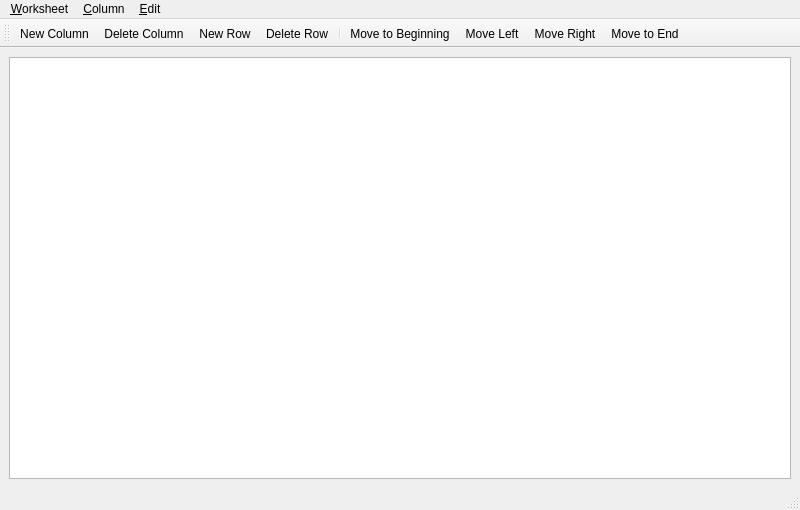
This is branches/split/grafity/resources/worksheet.ui in BackupTheBerlios/grafity-svn as Qt 5 draws it before an edit. The edited form follows.
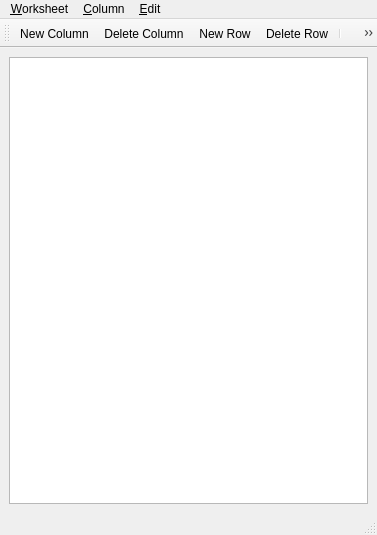
This is the edited form. Icons and pictures are not drawn.

```diff
--- a/branches/split/grafity/resources/worksheet.ui
+++ b/branches/split/grafity/resources/worksheet.ui
@@ -8,8 +8,8 @@
    <rect>
     <x>0</x>
     <y>0</y>
-    <width>800</width>
-    <height>510</height>
+    <width>377</width>
+    <height>535</height>
    </rect>
   </property>
   <property name="windowTitle" >
@@ -37,7 +37,7 @@
     <rect>
      <x>0</x>
      <y>0</y>
-     <width>800</width>
+     <width>377</width>
      <height>31</height>
     </rect>
    </property>
@@ -79,8 +79,8 @@
    <property name="geometry" >
     <rect>
      <x>0</x>
-     <y>486</y>
-     <width>800</width>
+     <y>511</y>
+     <width>377</width>
      <height>24</height>
     </rect>
    </property>
```
